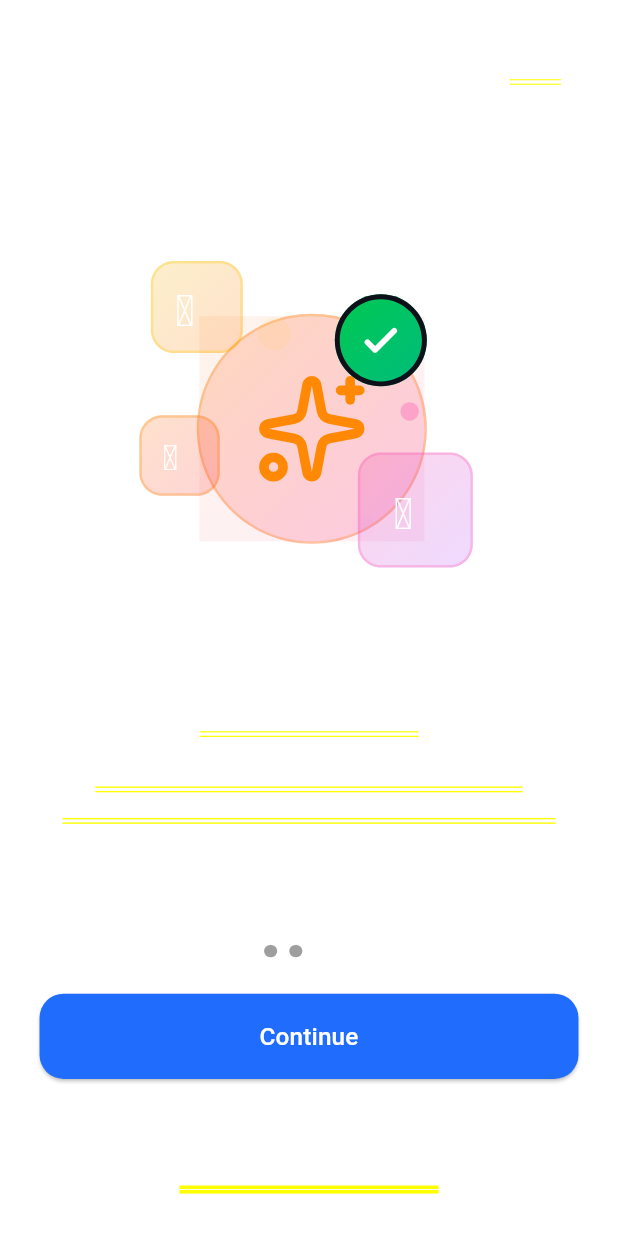
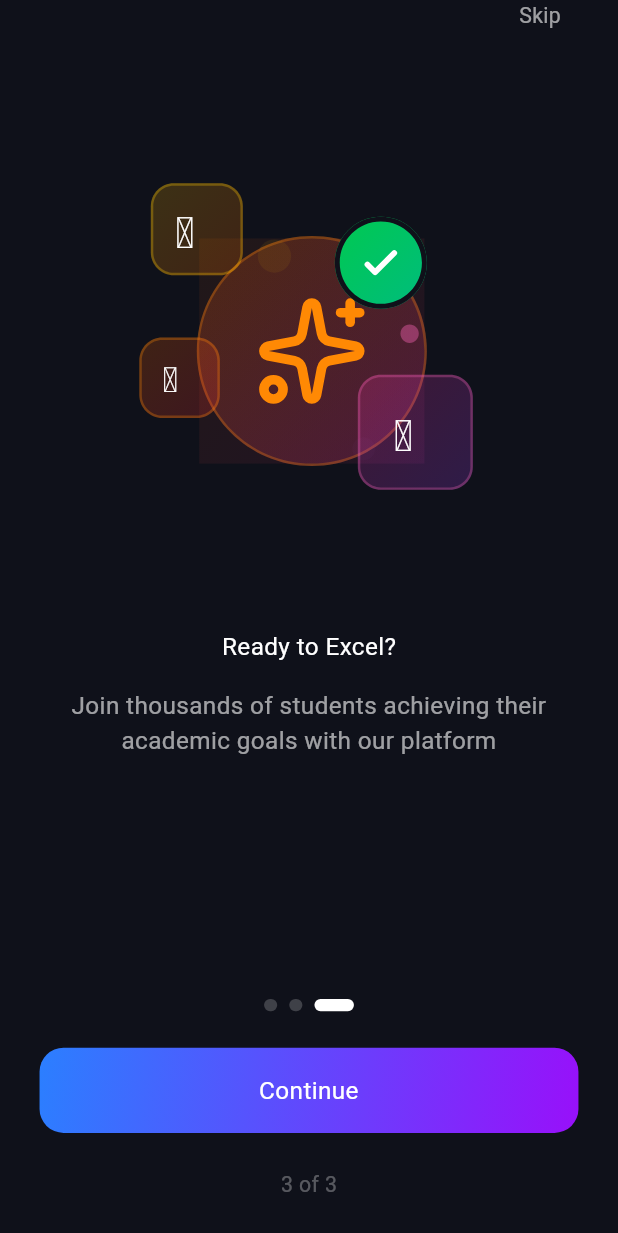
Before and after one commit to Quiz-Monitor/Mobile-App, a Flutter app: the screen it shows after launch, swiped to page 3, on a phone screen of 412 x 824 dp. Shown: the top 1233 px of the screen. Run offline on Flutter 3.47's test engine with Material 3 defaults, Android fonts, the phone set to English and light mode, and no system bars; drawn by our look-alikes of smooth_page_indicator; our stand-ins replace flutter_screenutil, flutter_svg.

Commit message:
feat: Implement initial application structure, including onboarding flow, routing, and core UI/theming.

```diff
--- a/lib/core/routing/app_router.dart
+++ b/lib/core/routing/app_router.dart
@@ -1,3 +1,4 @@
+import 'package:examify/features/login/ui/screens/login_view.dart';
 import 'package:examify/features/onboarding/onboarding.dart';
 import 'package:flutter/material.dart';
 
@@ -6,8 +7,8 @@ class AppRouter {
     switch (settings.name) {
       case '/onboarding':
         return MaterialPageRoute(builder: (context) => const Onboarding());
-      // case '/login':
-      //   return MaterialPageRoute(builder: (context) => const LoginScreen());
+      case '/login':
+        return MaterialPageRoute(builder: (context) => const LoginView());
       // case '/studentHome':
       //   return MaterialPageRoute(
       //     builder: (context) => const StudentHomeScreen(),
--- a/lib/core/routing/routes.dart
+++ b/lib/core/routing/routes.dart
@@ -1,6 +1,6 @@
 class Routes {
   static const String onboarding = '/onboarding';
-  static const String loginScreen = '/loginScreen';
+  static const String loginScreen = '/login';
   static const String studentHomeScreen = '/studentHomeScreen';
 
 }
--- a/lib/features/onboarding/onboarding.dart
+++ b/lib/features/onboarding/onboarding.dart
@@ -1,3 +1,5 @@
+import 'package:examify/core/routing/app_router.dart';
+import 'package:examify/core/routing/routes.dart';
 import 'package:examify/features/onboarding/widgets/action_button.dart';
 import 'package:examify/features/onboarding/widgets/const_screens.dart';
 import 'package:examify/features/onboarding/widgets/page_indecator.dart';
@@ -37,34 +39,45 @@ class _OnboardingState extends State<Onboarding> {
 
   @override
   Widget build(BuildContext context) {
-    return Column(
+    return Scaffold(
+      backgroundColor: const Color(0xff0F111A),
+      body: SafeArea(
+        child: Column(
           children: [
-        SizedBox(height: 38.h),
+
             Align(
               alignment: AlignmentGeometry.centerRight,
               child: Padding(
                 padding: const EdgeInsets.only(right: 38),
+                child: InkWell(
+                  onTap: () {
+                    Navigator.pushNamed(context, Routes.loginScreen);
+                  },
                   child: Text(
                     'Skip',
 
-              style: TextStyle(color: Colors.white, fontSize: 14.sp),
+                    style: TextStyle(color: Colors.white.withAlpha((255 * 0.6).round()), fontSize: 14.sp  , fontWeight: FontWeight.w400),
                   ),
                 ),
               ),
-        SizedBox(height: 106.h),
+            ),
+            SizedBox(height: 90.h),
             Expanded(
               child: PageView(
                 controller: controller,
                 children: [screens[0], screens[1], screens[2]],
               ),
             ),
-        SizedBox(height: 68.h),
+            SizedBox(height: 5.h),
 
             PageIndecator(controller: controller),
             SizedBox(height: 24.h),
             ActionButton(
               controller: controller,
               onPressed: () {
+                if(count == 3){
+                 Navigator.pushNamed(context, Routes.loginScreen);
+                }
                 controller.nextPage(
                   duration: const Duration(milliseconds: 300),
                   curve: Curves.bounceIn,
@@ -75,10 +88,12 @@ class _OnboardingState extends State<Onboarding> {
               padding: EdgeInsetsGeometry.symmetric(vertical: 24.h),
               child: Text(
                 '$count of 3',
-            style: TextStyle(color: Colors.white.withOpacity(.3)),
+                style: TextStyle(fontSize: 14.sp, color: Colors.white.withAlpha((255 * .3).round())),
               ),
             ),
           ],
+        ),
+      ),
     );
   }
 }
--- a/lib/features/onboarding/widgets/action_button.dart
+++ b/lib/features/onboarding/widgets/action_button.dart
@@ -2,19 +2,31 @@ import 'package:flutter/material.dart';
 import 'package:flutter_screenutil/flutter_screenutil.dart';
 
 class ActionButton extends StatelessWidget {
-  const ActionButton({super.key, required this.controller , required this.onPressed});
+  const ActionButton({
+    super.key,
+    required this.controller,
+    required this.onPressed,
+  });
 
   final PageController controller;
   final void Function() onPressed;
   @override
   Widget build(BuildContext context) {
-    return ElevatedButton(
-      style: ElevatedButton.styleFrom(
-        backgroundColor: const Color(0xff206DFD),
-        shape: RoundedRectangleBorder(borderRadius: BorderRadius.circular(16)),
-        fixedSize: Size(327.w, 56.h),
+    return GestureDetector(
+      onTap: onPressed,
+
+      child: Container(
+        height: 56.h,
+        width: 327.w,
+        decoration: BoxDecoration(
+          gradient: const LinearGradient(
+            begin: Alignment.topLeft,
+            end: Alignment.bottomRight,
+            colors: [Color(0xff2B7FFF), Color(0xff9810FA)],
           ),
-      onPressed: onPressed,
+          shape: BoxShape.rectangle,
+          borderRadius: BorderRadius.circular(16),
+        ),
         child: Center(
           child: Text(
             textAlign: TextAlign.center,
@@ -22,6 +34,7 @@ class ActionButton extends StatelessWidget {
             style: TextStyle(color: Color(0xffffffff), fontSize: 16.sp),
           ),
         ),
+      ),
     );
   }
 }
--- a/lib/features/onboarding/widgets/page_indecator.dart
+++ b/lib/features/onboarding/widgets/page_indecator.dart
@@ -11,14 +11,15 @@ class PageIndecator extends StatelessWidget {
   @override
   Widget build(BuildContext context) {
     return SmoothPageIndicator(
+
       controller: controller,
       count: screens.length,
       effect: ExpandingDotsEffect(
         spacing: 8,
         dotHeight: 8.h,
         dotWidth: 8.w,
-        activeDotColor: Color.fromARGB(255, 255, 255, 255),
-        dotColor: Colors.grey,
+        activeDotColor: Color(0xffffffff),
+        dotColor: Colors.white.withAlpha((255 * .2).round()),
       ),
     );
   }
--- a/lib/features/onboarding/widgets/screen_body.dart
+++ b/lib/features/onboarding/widgets/screen_body.dart
@@ -20,16 +20,17 @@ class Package extends StatelessWidget {
         SizedBox(height: 48.h),
         Text(
           heading ?? '',
-          style: TextStyle(fontSize: 16.sp, color: Colors.white),
+          style: TextStyle(fontSize: 16.sp, color: Colors.white , fontWeight: FontWeight.w400),
         ),
         SizedBox(height: 16.h),
         Padding(
-          padding: EdgeInsets.symmetric(horizontal: 27.w),
+          padding: EdgeInsets.symmetric(horizontal: 18.w),
           child: Text(
             textAlign: TextAlign.center,
             subTitle ?? '',
             style: TextStyle(
-              fontSize: 18.sp,
+
+              fontSize: 16.sp,
               color: Color(0XFFffffff).withOpacity(0.6),
               fontWeight: FontWeight.w400,
             ),
--- a/lib/main.dart
+++ b/lib/main.dart
@@ -20,13 +20,13 @@ class MyApp extends StatelessWidget {
       splitScreenMode: true,
       builder: (_, child) {
         return MaterialApp(
+          //color: Colors.white,
           onGenerateRoute: AppRouter().getapprouter,
           initialRoute: Routes.onboarding,
           debugShowCheckedModeBanner: false,
-          home: Scaffold(
-            backgroundColor: Color(0xff0F111A),
-            body: const Onboarding(),
-          ),
+          home:
+            const Onboarding(),
+
         );
       },
     );
```
Also changed, not shown: lib/core/themes/colors.dart (added, +14 -0 lines), lib/core/themes/text_styles.dart (added, +23 -0 lines), lib/features/login/ui/screens/login_view.dart (added, +11 -0 lines), assets/images/app_logo.png (added), lib/test_gradient.dart (added). Lines whose indentation alone changed are shown as unchanged.
